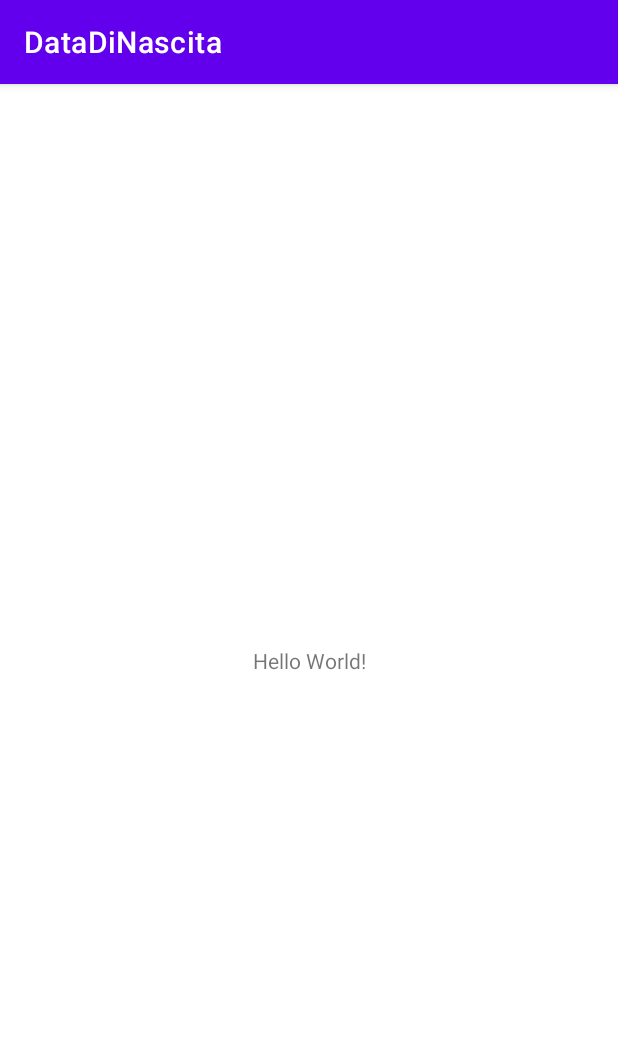
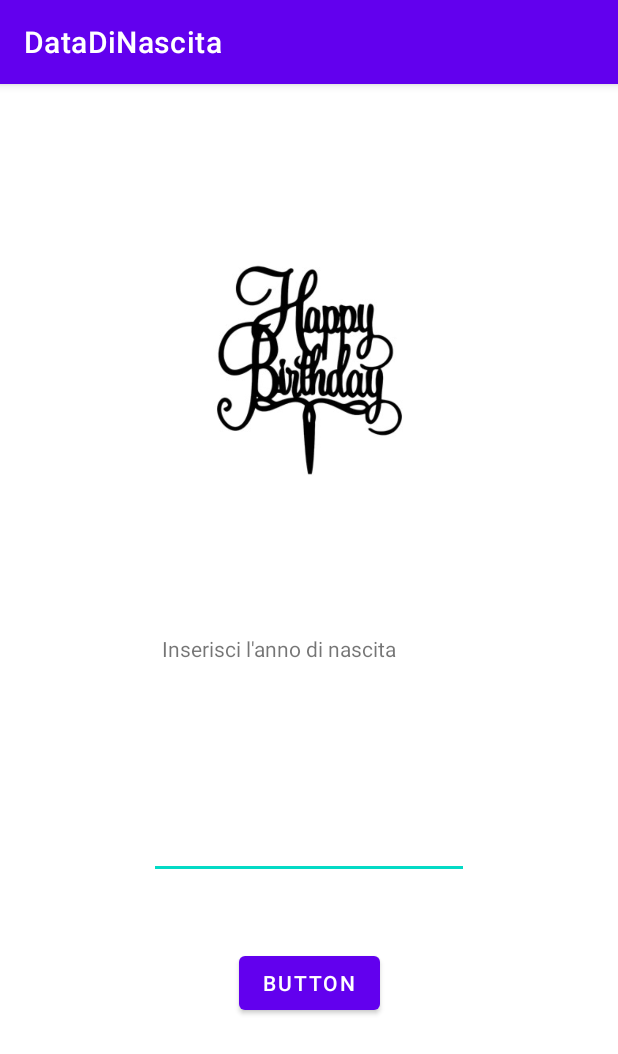
Before and after one commit to 4SLM00/DataDiNascita, an Android app: the screen it shows after launch (MainActivity), on a phone screen of 412 x 824 dp. Shown: the top 1054 px of the screen. Run offline under Robolectric (Android 15) with nearby library versions, the phone set to English and light mode, and no system bars.

Commit message:
graphics added

```diff
--- a/app/src/main/res/layout/activity_main.xml
+++ b/app/src/main/res/layout/activity_main.xml
@@ -7,12 +7,47 @@
     tools:context=".MainActivity">
 
     <TextView
+        android:id="@+id/textView"
+        android:layout_width="204dp"
+        android:layout_height="58dp"
+        android:text="Inserisci l'anno di nascita"
+        app:layout_constraintBottom_toBottomOf="parent"
+        app:layout_constraintHorizontal_bias="0.518"
+        app:layout_constraintLeft_toLeftOf="parent"
+        app:layout_constraintRight_toRightOf="parent"
+        app:layout_constraintTop_toBottomOf="@+id/imageView"
+        app:layout_constraintVertical_bias="0.16000003" />
+
+    <EditText
+        android:id="@+id/editTextNumber"
         android:layout_width="wrap_content"
         android:layout_height="wrap_content"
-        android:text="Hello World!"
+        android:layout_marginTop="60dp"
+        android:ems="10"
+        android:inputType="number"
+        app:layout_constraintEnd_toEndOf="parent"
+        app:layout_constraintStart_toStartOf="parent"
+        app:layout_constraintTop_toBottomOf="@+id/textView" />
+
+    <Button
+        android:id="@+id/button"
+        android:layout_width="wrap_content"
+        android:layout_height="wrap_content"
+        android:text="Button"
         app:layout_constraintBottom_toBottomOf="parent"
-        app:layout_constraintLeft_toLeftOf="parent"
-        app:layout_constraintRight_toRightOf="parent"
-        app:layout_constraintTop_toTopOf="parent" />
+        app:layout_constraintEnd_toEndOf="parent"
+        app:layout_constraintStart_toStartOf="parent"
+        app:layout_constraintTop_toBottomOf="@+id/editTextNumber"
+        app:layout_constraintVertical_bias="0.237" />
+
+    <ImageView
+        android:id="@+id/imageView"
+        android:layout_width="263dp"
+        android:layout_height="221dp"
+        android:layout_marginTop="80dp"
+        app:layout_constraintEnd_toEndOf="parent"
+        app:layout_constraintStart_toStartOf="parent"
+        app:layout_constraintTop_toTopOf="parent"
+        app:srcCompat="@drawable/happybirthday" />
 
 </androidx.constraintlayout.widget.ConstraintLayout>
```
Also changed, not shown: app/src/main/res/drawable/happybirthday.jpg (added).
